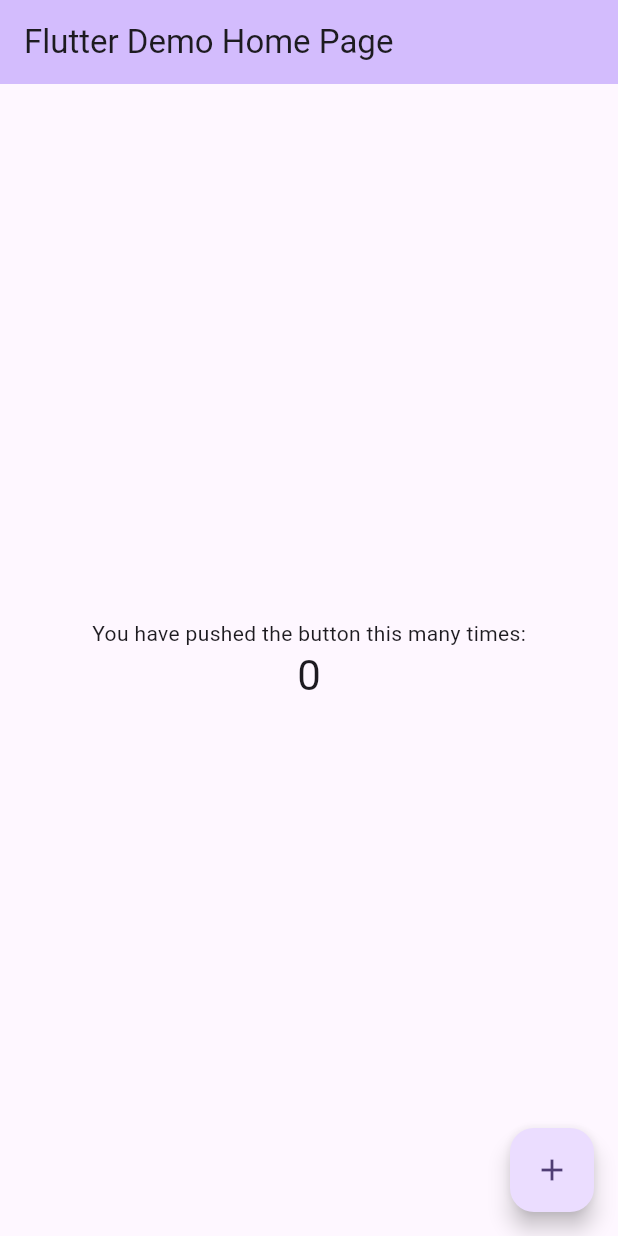
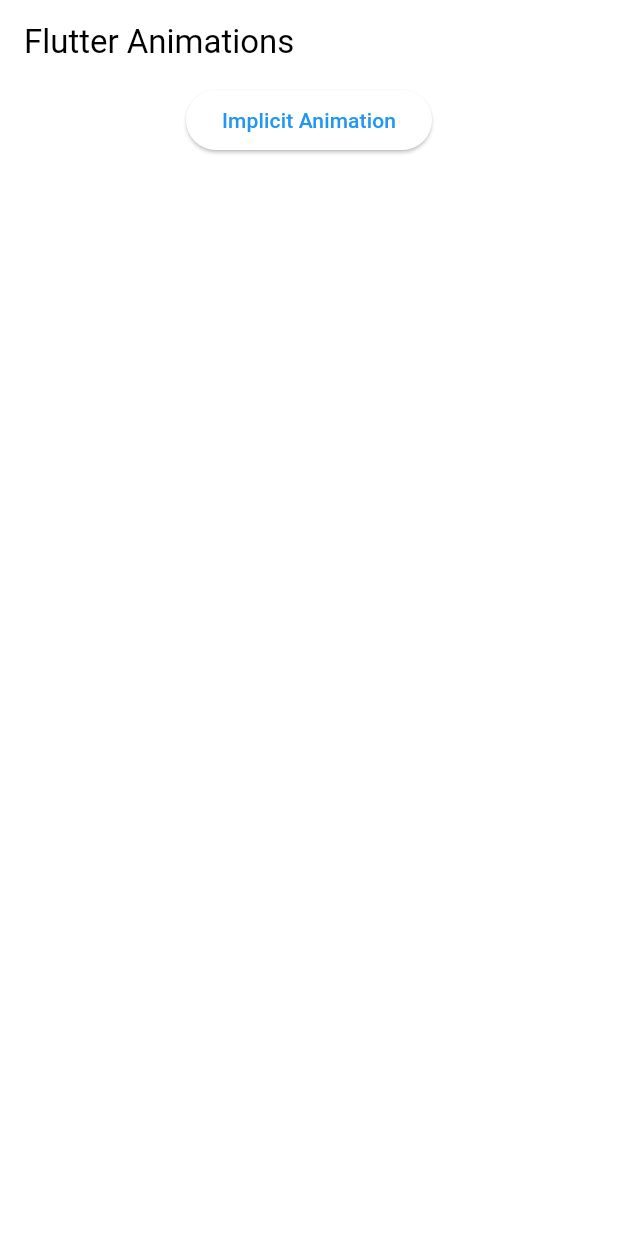
Before and after one commit to chanho2547/flutter_animation, a Flutter app: the screen it shows after launch, on a phone screen of 412 x 824 dp. Run offline on Flutter 3.47's test engine with Material 3 defaults, Android fonts, the phone set to English and light mode, and no system bars.

Commit message:
implicit animation screen

```diff
--- a/lib/main.dart
+++ b/lib/main.dart
@@ -1,3 +1,4 @@
+import 'package:animation/screens/menu_screen.dart';
 import 'package:flutter/material.dart';
 
 void main() {
@@ -11,57 +12,8 @@ class MyApp extends StatelessWidget {
   Widget build(BuildContext context) {
     return MaterialApp(
       title: 'Flutter Demo',
-      theme: ThemeData(
-        colorScheme: ColorScheme.fromSeed(seedColor: Colors.deepPurple),
-      ),
-      home: const MyHomePage(title: 'Flutter Demo Home Page'),
+      theme: ThemeData(colorScheme: ColorScheme.light(primary: Colors.blue)),
+      home: MenuScreen(),
     );
   }
 }
-
-class MyHomePage extends StatefulWidget {
-  const MyHomePage({super.key, required this.title});
-
-  final String title;
-
-  @override
-  State<MyHomePage> createState() => _MyHomePageState();
-}
-
-class _MyHomePageState extends State<MyHomePage> {
-  int _counter = 0;
-
-  void _incrementCounter() {
-    setState(() {
-      _counter++;
-    });
-  }
-
-  @override
-  Widget build(BuildContext context) {
-    return Scaffold(
-      appBar: AppBar(
-        backgroundColor: Theme.of(context).colorScheme.inversePrimary,
-
-        title: Text(widget.title),
-      ),
-      body: Center(
-        child: Column(
-          mainAxisAlignment: MainAxisAlignment.center,
-          children: <Widget>[
-            const Text('You have pushed the button this many times:'),
-            Text(
-              '$_counter',
-              style: Theme.of(context).textTheme.headlineMedium,
-            ),
-          ],
-        ),
-      ),
-      floatingActionButton: FloatingActionButton(
-        onPressed: _incrementCounter,
-        tooltip: 'Increment',
-        child: const Icon(Icons.add),
-      ),
-    );
-  }
-}
--- /dev/null
+++ b/lib/screens/menu_screen.dart
@@ -0,0 +1,27 @@
+import 'package:animation/screens/implicit_animations_screen.dart';
+import 'package:flutter/material.dart';
+
+class MenuScreen extends StatelessWidget {
+  const MenuScreen({super.key});
+
+  void _goToPage(BuildContext context, Widget screen) {
+    Navigator.push(context, MaterialPageRoute(builder: (context) => screen));
+  }
+
+  @override
+  Widget build(BuildContext context) {
+    return Scaffold(
+      appBar: AppBar(title: Text("Flutter Animations")),
+      body: Center(
+        child: Column(
+          children: [
+            ElevatedButton(
+              onPressed: () => _goToPage(context, ImplictAnimationsScreen()),
+              child: Text("Implicit Animation"),
+            ),
+          ],
+        ),
+      ),
+    );
+  }
+}
```
Also changed, not shown: lib/screens/implicit_animations_screen.dart (added, +59 -0 lines).
